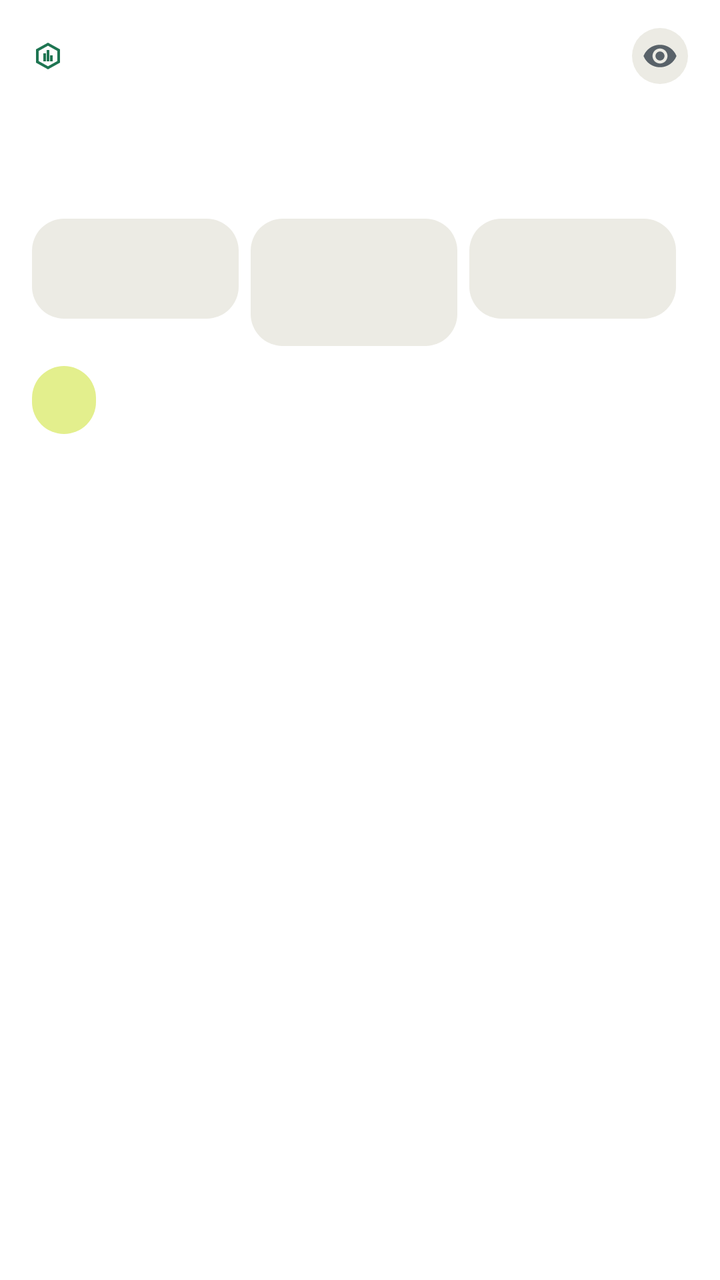
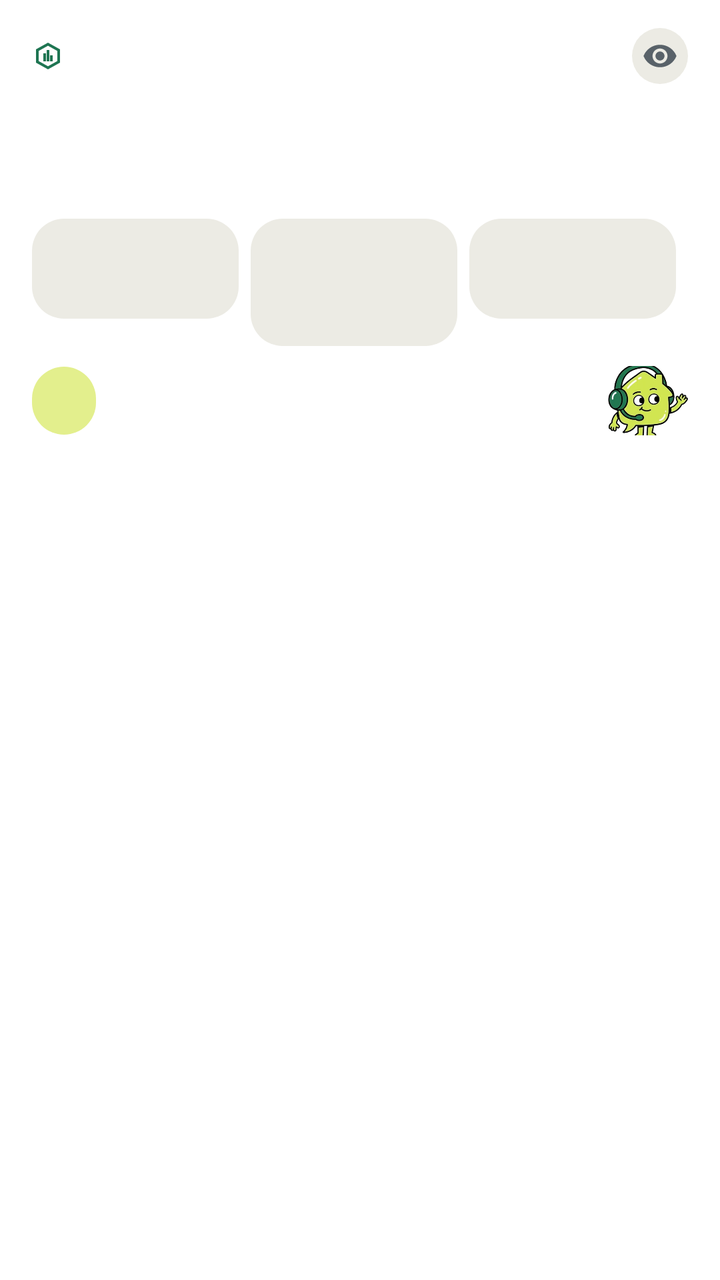

Two renders of the same Android screen: before a commit and after it. Below are the layout's source before the change and the commit's diff.
<!-- AndroidManifest.xml: fallback theme Theme.MaterialComponents.DayNight.NoActionBar -->
<!-- res/layout/widget_residence.xml -->
<?xml version="1.0" encoding="utf-8"?>
<LinearLayout xmlns:android="http://schemas.android.com/apk/res/android" android:id="@+id/w_root"
    android:layout_width="match_parent" android:layout_height="match_parent"
    android:background="@drawable/w_bg" android:orientation="vertical" android:paddingStart="16dp" android:paddingEnd="16dp" android:paddingTop="14dp" android:paddingBottom="14dp">
    
    <LinearLayout android:layout_width="match_parent" android:layout_height="wrap_content" android:orientation="horizontal" android:gravity="center_vertical">
        <ImageView android:layout_width="16dp" android:layout_height="16dp" android:src="@drawable/w_ic_building" android:contentDescription="@null"/>
        <TextView android:id="@+id/w_title" android:layout_width="0dp" android:layout_height="wrap_content" android:layout_weight="1"
            android:layout_marginStart="6dp" android:singleLine="true" android:ellipsize="end" android:textColor="@color/w_soft" android:textSize="11sp" android:textStyle="bold" android:textAllCaps="true" android:letterSpacing="0.04"/>
        <ImageView android:id="@+id/w_eye" android:layout_width="28dp" android:layout_height="28dp" android:padding="5dp"
            android:src="@drawable/w_ic_eye" android:contentDescription="@string/w_toggle_amounts" android:background="@drawable/w_bg_tile"/>
    </LinearLayout>
    <LinearLayout android:layout_width="match_parent" android:layout_height="wrap_content" android:orientation="horizontal" android:gravity="center_vertical" android:layout_marginTop="6dp">
        <LinearLayout android:layout_width="0dp" android:layout_height="wrap_content" android:layout_weight="1" android:orientation="vertical">
            <TextView android:id="@+id/w_rate" android:layout_width="match_parent" android:layout_height="wrap_content" android:singleLine="true"
                android:textColor="@color/w_ink" android:textSize="26sp" android:textStyle="bold" android:textDirection="ltr" android:gravity="start"/>
            <TextView android:id="@+id/w_rate_label" android:layout_width="match_parent" android:layout_height="wrap_content" android:singleLine="true" android:textColor="@color/w_soft" android:textSize="12sp"/>
        </LinearLayout>
        <ImageView android:id="@+id/w_spark" android:layout_width="96dp" android:layout_height="40dp" android:layout_marginStart="8dp" android:contentDescription="@null"/>
    </LinearLayout>
    <LinearLayout android:layout_width="match_parent" android:layout_height="wrap_content" android:orientation="horizontal" android:layout_marginTop="10dp">
        
        <LinearLayout android:id="@+id/w_t1_tile" android:layout_width="0dp" android:layout_height="wrap_content" android:layout_weight="1" android:orientation="vertical"
            android:background="@drawable/w_bg_tile" android:padding="8dp" android:layout_marginEnd="6dp">
            <TextView android:id="@+id/w_t1_value" android:layout_width="match_parent" android:layout_height="wrap_content" android:singleLine="true" android:ellipsize="end" android:textColor="@color/w_ink" android:textSize="15sp" android:textStyle="bold" android:textDirection="ltr" android:gravity="start"/>
            <TextView android:id="@+id/w_t1_label" android:layout_width="match_parent" android:layout_height="wrap_content" android:singleLine="true" android:ellipsize="end" android:textColor="@color/w_soft" android:textSize="10sp"/>
        </LinearLayout>
        <LinearLayout android:id="@+id/w_t2_tile" android:layout_width="0dp" android:layout_height="wrap_content" android:layout_weight="1" android:orientation="vertical"
            android:background="@drawable/w_bg_tile" android:padding="8dp" android:layout_marginEnd="6dp">
            <TextView android:id="@+id/w_t2_value" android:layout_width="match_parent" android:layout_height="wrap_content" android:singleLine="true" android:ellipsize="end" android:textColor="@color/w_ink" android:textSize="15sp" android:textStyle="bold" android:textDirection="ltr" android:gravity="start"/>
            <TextView android:id="@+id/w_t2_label" android:layout_width="match_parent" android:layout_height="wrap_content" android:singleLine="true" android:ellipsize="end" android:textColor="@color/w_soft" android:textSize="10sp"/>
            <TextView android:id="@+id/w_t2_extra" android:layout_width="match_parent" android:layout_height="wrap_content" android:singleLine="true" android:ellipsize="end" android:textColor="@color/w_danger" android:textSize="10sp" android:textStyle="bold"/>
        </LinearLayout>
        <LinearLayout android:id="@+id/w_t3_tile" android:layout_width="0dp" android:layout_height="wrap_content" android:layout_weight="1" android:orientation="vertical"
            android:background="@drawable/w_bg_tile" android:padding="8dp" android:layout_marginEnd="6dp">
            <TextView android:id="@+id/w_t3_value" android:layout_width="match_parent" android:layout_height="wrap_content" android:singleLine="true" android:ellipsize="end" android:textColor="@color/w_ink" android:textSize="15sp" android:textStyle="bold" android:textDirection="ltr" android:gravity="start"/>
            <TextView android:id="@+id/w_t3_label" android:layout_width="match_parent" android:layout_height="wrap_content" android:singleLine="true" android:ellipsize="end" android:textColor="@color/w_soft" android:textSize="10sp"/>
        </LinearLayout>
    </LinearLayout>
    <LinearLayout android:layout_width="match_parent" android:layout_height="wrap_content" android:orientation="horizontal" android:gravity="center_vertical" android:layout_marginTop="10dp">
        <TextView android:id="@+id/w_cta" android:layout_width="wrap_content" android:layout_height="34dp" android:paddingStart="16dp" android:paddingEnd="16dp" android:gravity="center"
            android:background="@drawable/w_bg_cta" android:textColor="@color/w_on_cta" android:textSize="13sp" android:textStyle="bold"/>
        <TextView android:id="@+id/w_updated" android:layout_width="0dp" android:layout_height="wrap_content" android:layout_weight="1" android:layout_marginStart="10dp" android:gravity="end"
            android:singleLine="true" android:textColor="@color/w_faint" android:textSize="10sp"/>
    </LinearLayout>
</LinearLayout>
<!-- resources referenced by this layout -->
<resources>
  <color name="w_danger">#FFB42318</color>
  <color name="w_faint">#FF7D8583</color>
  <color name="w_ink">#FF121212</color>
  <color name="w_on_cta">#FF121212</color>
  <color name="w_soft">#FF596269</color>
  <!-- drawable w_bg (drawable) -->
  <?xml version="1.0" encoding="utf-8"?>
  <shape xmlns:android="http://schemas.android.com/apk/res/android" android:shape="rectangle">
      <solid android:color="@color/w_surface"/>
      <corners android:radius="24dp"/>
  </shape>
  <!-- drawable w_bg_cta (drawable) -->
  <?xml version="1.0" encoding="utf-8"?>
  <shape xmlns:android="http://schemas.android.com/apk/res/android" android:shape="rectangle">
      <solid android:color="@color/w_cta"/>
      <corners android:radius="999dp"/>
  </shape>
  <!-- drawable w_bg_tile (drawable) -->
  <?xml version="1.0" encoding="utf-8"?>
  <shape xmlns:android="http://schemas.android.com/apk/res/android" android:shape="rectangle">
      <solid android:color="@color/w_tile"/>
      <corners android:radius="16dp"/>
  </shape>
  <!-- drawable w_ic_building (drawable) -->
  <?xml version="1.0" encoding="utf-8"?>
  <vector xmlns:android="http://schemas.android.com/apk/res/android" android:width="24dp" android:height="24dp" android:viewportWidth="24" android:viewportHeight="24" android:autoMirrored="true">
      <path android:fillColor="@color/w_brand" android:pathData="M12,2 L21,7 L21,17 L12,22 L3,17 L3,7 Z M12,4.3 L5,8.2 L5,15.8 L12,19.7 L19,15.8 L19,8.2 Z M8.5,10 L10.5,10 L10.5,16 L8.5,16 Z M11,7.5 L13,7.5 L13,16 L11,16 Z M13.5,11.5 L15.5,11.5 L15.5,16 L13.5,16 Z"/>
  </vector>
  <!-- drawable w_ic_eye (drawable) -->
  <?xml version="1.0" encoding="utf-8"?>
  <vector xmlns:android="http://schemas.android.com/apk/res/android" android:width="24dp" android:height="24dp" android:viewportWidth="24" android:viewportHeight="24" android:autoMirrored="true">
      <path android:fillColor="@color/w_soft" android:pathData="M12,4.5C7,4.5 2.73,7.61 1,12c1.73,4.39 6,7.5 11,7.5s9.27,-3.11 11,-7.5c-1.73,-4.39 -6,-7.5 -11,-7.5zM12,17c-2.76,0 -5,-2.24 -5,-5s2.24,-5 5,-5 5,2.24 5,5 -2.24,5 -5,5zM12,9c-1.66,0 -3,1.34 -3,3s1.34,3 3,3 3,-1.34 3,-3 -1.34,-3 -3,-3z"/>
  </vector>
  <string name="w_toggle_amounts">Masquer ou afficher les montants</string>
  <color name="w_surface">#FFFFFFFF</color>
  <color name="w_cta">#FFE3EF8D</color>
  <color name="w_tile">#FFECEBE4</color>
  <color name="w_brand">#FF1E7552</color>
</resources>

<!-- the commit's change to res/layout/widget_residence.xml (unified diff, before → after) -->
@@ -42,5 +42,28 @@
             android:background="@drawable/w_bg_cta" android:textColor="@color/w_on_cta" android:textSize="13sp" android:textStyle="bold"/>
         <TextView android:id="@+id/w_updated" android:layout_width="0dp" android:layout_height="wrap_content" android:layout_weight="1" android:layout_marginStart="10dp" android:gravity="end"
             android:singleLine="true" android:textColor="@color/w_faint" android:textSize="10sp"/>
+        <include layout="@layout/w_dari" android:layout_width="40dp" android:layout_height="40dp" android:layout_marginStart="6dp" android:layout_marginTop="-3dp" android:layout_marginBottom="-3dp"/>
     </LinearLayout>
 </LinearLayout>
+<!-- res/layout/w_dari.xml (included above) -->
+<?xml version="1.0" encoding="utf-8"?>
+<ViewFlipper xmlns:android="http://schemas.android.com/apk/res/android" android:id="@+id/w_dari"
+    android:layout_width="match_parent" android:layout_height="match_parent"
+    android:autoStart="true" android:flipInterval="190" android:importantForAccessibility="noHideDescendants">
+    <ImageView android:id="@+id/w_dari_f0" android:layout_width="match_parent" android:layout_height="match_parent" android:scaleType="fitCenter" android:src="@drawable/dari_w_wave" android:contentDescription="@null"/>
+    <ImageView android:id="@+id/w_dari_f1" android:layout_width="match_parent" android:layout_height="match_parent" android:scaleType="fitCenter" android:src="@drawable/dari_w_wave" android:contentDescription="@null"/>
+    <ImageView android:id="@+id/w_dari_f2" android:layout_width="match_parent" android:layout_height="match_parent" android:scaleType="fitCenter" android:src="@drawable/dari_w_wave" android:contentDescription="@null"/>
+    <ImageView android:id="@+id/w_dari_f3" android:layout_width="match_parent" android:layout_height="match_parent" android:scaleType="fitCenter" android:src="@drawable/dari_w_wave" android:contentDescription="@null"/>
+    <ImageView android:id="@+id/w_dari_f4" android:layout_width="match_parent" android:layout_height="match_parent" android:scaleType="fitCenter" android:src="@drawable/dari_w_wave" android:contentDescription="@null"/>
+    <ImageView android:id="@+id/w_dari_f5" android:layout_width="match_parent" android:layout_height="match_parent" android:scaleType="fitCenter" android:src="@drawable/dari_w_wave" android:contentDescription="@null"/>
+    <ImageView android:id="@+id/w_dari_f6" android:layout_width="match_parent" android:layout_height="match_parent" android:scaleType="fitCenter" android:src="@drawable/dari_w_wave" android:contentDescription="@null"/>
+    <ImageView android:id="@+id/w_dari_f7" android:layout_width="match_parent" android:layout_height="match_parent" android:scaleType="fitCenter" android:src="@drawable/dari_w_wave" android:contentDescription="@null"/>
+    <ImageView android:id="@+id/w_dari_f8" android:layout_width="match_parent" android:layout_height="match_parent" android:scaleType="fitCenter" android:src="@drawable/dari_w_wave" android:contentDescription="@null"/>
+    <ImageView android:id="@+id/w_dari_f9" android:layout_width="match_parent" android:layout_height="match_parent" android:scaleType="fitCenter" android:src="@drawable/dari_w_wave" android:contentDescription="@null"/>
+    <ImageView android:id="@+id/w_dari_f10" android:layout_width="match_parent" android:layout_height="match_parent" android:scaleType="fitCenter" android:src="@drawable/dari_w_wave" android:contentDescription="@null"/>
+    <ImageView android:id="@+id/w_dari_f11" android:layout_width="match_parent" android:layout_height="match_parent" android:scaleType="fitCenter" android:src="@drawable/dari_w_wave" android:contentDescription="@null"/>
+    <ImageView android:id="@+id/w_dari_f12" android:layout_width="match_parent" android:layout_height="match_parent" android:scaleType="fitCenter" android:src="@drawable/dari_w_wave" android:contentDescription="@null"/>
+    <ImageView android:id="@+id/w_dari_f13" android:layout_width="match_parent" android:layout_height="match_parent" android:scaleType="fitCenter" android:src="@drawable/dari_w_wave" android:contentDescription="@null"/>
+    <ImageView android:id="@+id/w_dari_f14" android:layout_width="match_parent" android:layout_height="match_parent" android:scaleType="fitCenter" android:src="@drawable/dari_w_wave" android:contentDescription="@null"/>
+    <ImageView android:id="@+id/w_dari_f15" android:layout_width="match_parent" android:layout_height="match_parent" android:scaleType="fitCenter" android:src="@drawable/dari_w_wave_blink" android:contentDescription="@null"/>
+</ViewFlipper>
<!-- resource entries referenced after the edit -->
@@ -5,6 +5,8 @@
   <color name="w_ink">#FF121212</color>
   <color name="w_on_cta">#FF121212</color>
   <color name="w_soft">#FF596269</color>
+  <!-- drawable dari_w_wave: webp bitmap (drawable-nodpi, 20336 bytes) -->
+  <!-- drawable dari_w_wave_blink: webp bitmap (drawable-nodpi, 19990 bytes) -->
   <!-- drawable w_bg (drawable) -->
   <?xml version="1.0" encoding="utf-8"?>
   <shape xmlns:android="http://schemas.android.com/apk/res/android" android:shape="rectangle">
